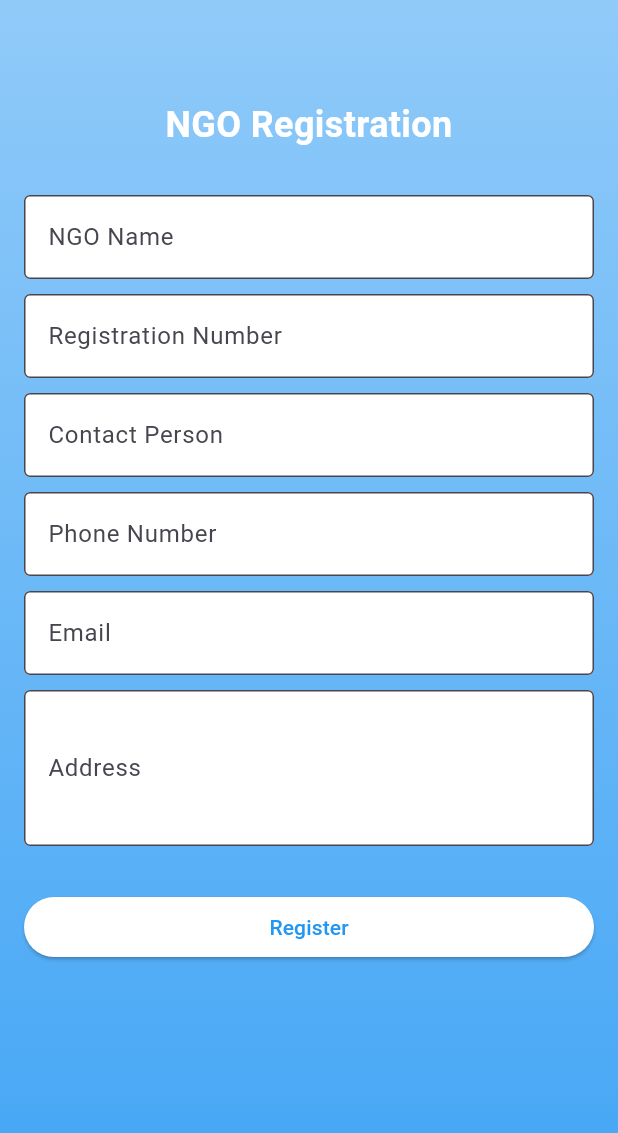
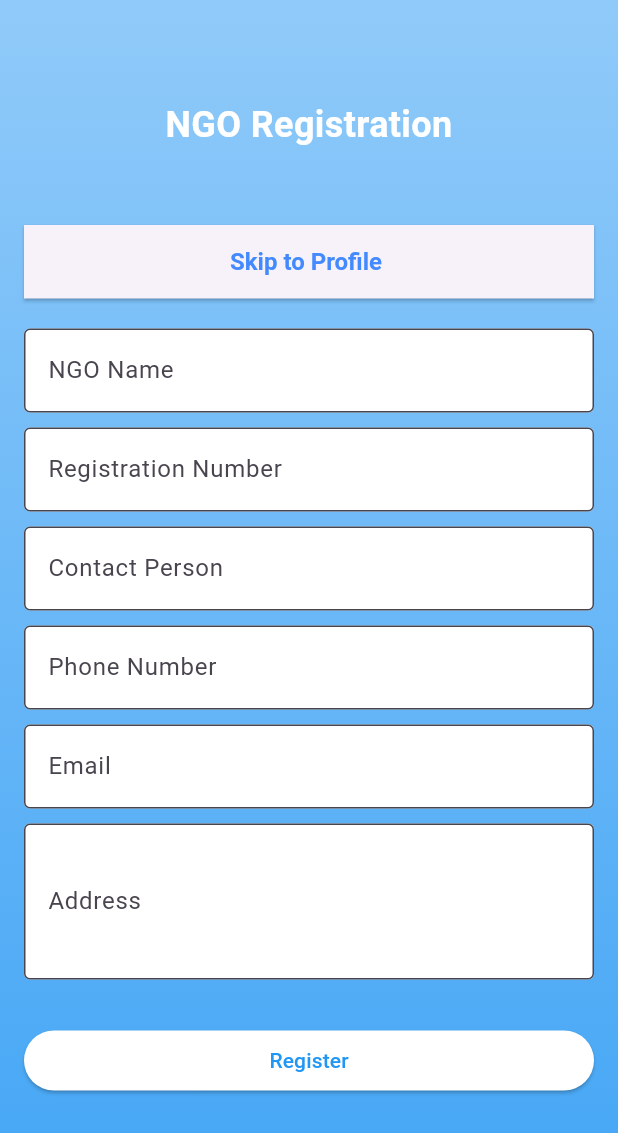
Before and after one commit to adityakukade32/flutter_food_donation_app, a Flutter app: the NgoScreen screen opened directly, on a phone screen of 412 x 824 dp. Shown: the top 1133 px of the screen. Run offline on Flutter 3.47's test engine with Material 3 defaults, Android fonts, the light colour scheme and no system bars; our stand-ins replace cloud_firestore, firebase_auth, firebase_core, firebase_storage, google_fonts, image_picker; accounts and stored records are empty.

Commit message:
Initial commit or relevant message

```diff
--- a/lib/screens/donarhome_screen.dart
+++ b/lib/screens/donarhome_screen.dart
@@ -141,10 +141,7 @@ class DonarHomeScreen extends StatelessWidget {
                     ),
                     const SizedBox(height: 10),
                     StreamBuilder<QuerySnapshot>(
-                      stream: requestCollection
-                          .orderBy('createdAt', descending: true)
-                          .limit(3)
-                          .snapshots(),
+                      stream: requestCollection.where('pickup', isEqualTo: true).limit(2).snapshots(),
                       builder: (context, snapshot) {
                         if (snapshot.connectionState ==
                             ConnectionState.waiting) {
--- a/lib/screens/ngo_screen.dart
+++ b/lib/screens/ngo_screen.dart
@@ -1,6 +1,7 @@
 import 'package:cloud_firestore/cloud_firestore.dart';
 import 'package:flutter/material.dart';
 import 'package:flutterapk/screens/Ngo_food.dart';
+import 'package:flutterapk/screens/ngo_homescreen.dart';
 
 void main() {
   runApp(NGOApp());
@@ -95,6 +96,37 @@ class _NgoScreenState extends State<NgoScreen> {
                   textAlign: TextAlign.center,
                 ),
                 SizedBox(height: 30),
+                    SizedBox(height: 20),
+                    ElevatedButton(
+  onPressed: () async {
+    Navigator.pop(context);
+     ScaffoldMessenger.of(context).showSnackBar(
+      const SnackBar(content: Text("Skipped to Homepage!")),
+    );
+    Navigator.pushReplacement(
+      context,
+      MaterialPageRoute(
+        builder: (context) => NGOFoodDisplayScreen(),
+      ),
+    );
+  },
+  style: ElevatedButton.styleFrom(
+    foregroundColor: Colors.blueAccent,
+    shape: RoundedRectangleBorder(
+      borderRadius: BorderRadius.zero, // Makes  it square
+    ),
+    padding: const EdgeInsets.symmetric(horizontal: 20, vertical: 15),
+    textStyle: const TextStyle(
+      fontWeight: FontWeight.bold, // Bold text
+      fontSize: 16,
+    ),
+  ),
+  child: const Text("Skip to Profile "),
+),
+
+
+
+                         SizedBox(height: 20),
                 TextFormField(
                   controller: _ngoNameController,
                   decoration: InputDecoration(
```
Also changed, not shown: lib/screens/donar_screen.dart (+30 -0 lines), lib/screens/donation_history.dart (+47 -20 lines).
